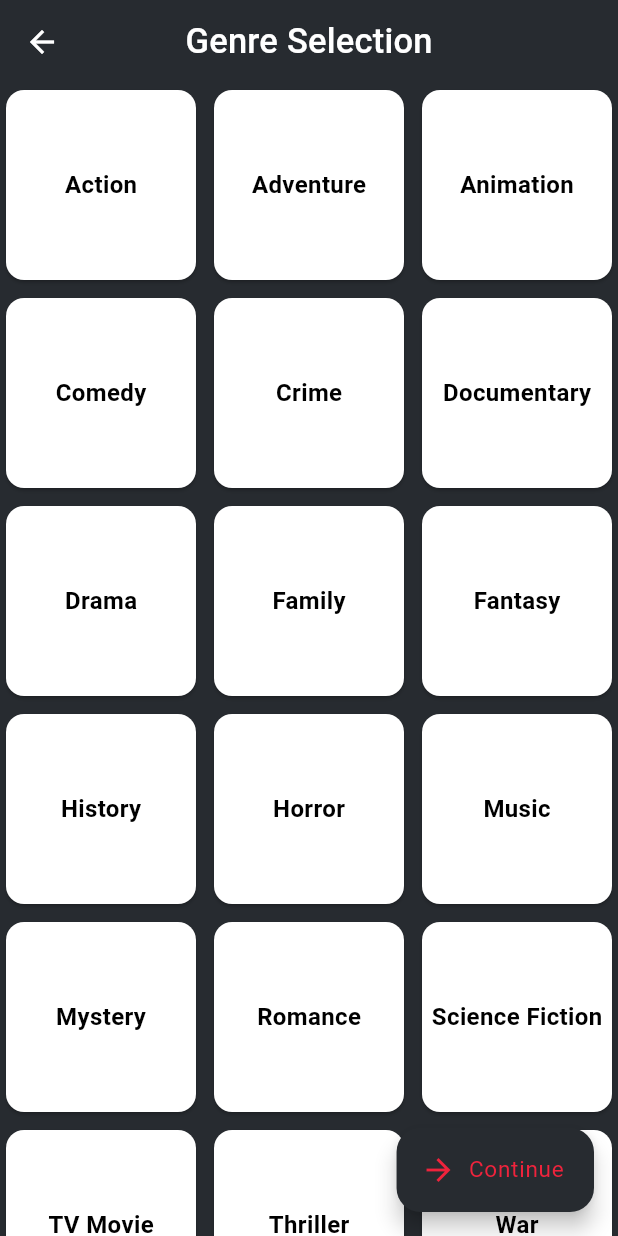
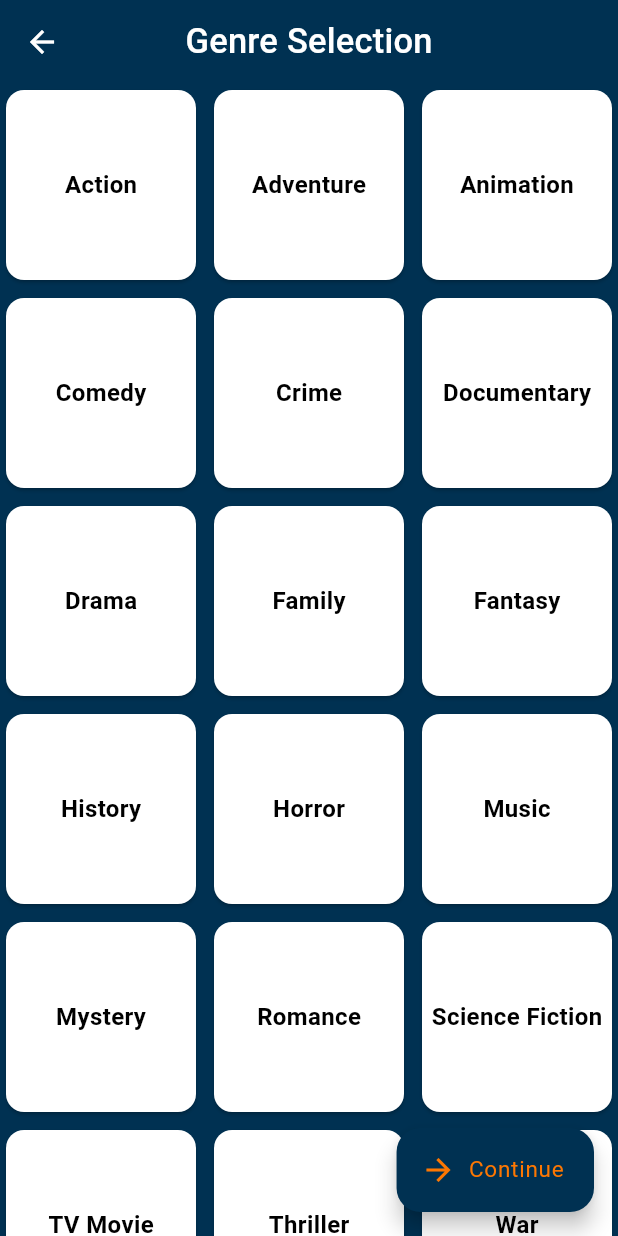
Before and after one commit to hammadalive7/movie_verse, a Flutter app: the screen it shows after launch, after a tap on "Explore With Genres", on a phone screen of 412 x 824 dp. Run offline on Flutter 3.47's test engine with Material 3 defaults, Android fonts, the phone set to English and light mode, and no system bars; our stand-ins replace cached_network_image, device_preview, flutter_cache_manager, flutter_rating_bar, flutter_riverpod, google_fonts and 2 more; network calls fail.

Commit message:
fixed some UI issues

```diff
--- a/lib/main.dart
+++ b/lib/main.dart
@@ -58,6 +58,7 @@ class MyApp extends StatelessWidget {
             );
           }
         },
-        ));
+      ),
+    );
   }
 }
--- a/lib/views/screens/home_screen/home_screen.dart
+++ b/lib/views/screens/home_screen/home_screen.dart
@@ -78,7 +78,7 @@ class HomeScreen extends ConsumerWidget {
                           .textTheme
                           .headlineSmall
                           ?.copyWith(
-                        color: Colors.red,
+                        color: Color(0xFFFD7702),
                       ),
                     ),
                   ],
@@ -120,7 +120,7 @@ class HomeScreen extends ConsumerWidget {
                         color: darkAccent,
                       ),
                       filled: true,
-                      fillColor: Colors.grey[800],
+                      fillColor: Color(0xFF012A41),
                       border: OutlineInputBorder(
                         borderRadius: BorderRadius.circular(10),
                         borderSide: BorderSide.none,
@@ -158,7 +158,7 @@ class HomeScreen extends ConsumerWidget {
                             .textTheme
                             .titleMedium
                             ?.copyWith(
-                          color: Colors.red,
+                          color: Color(0xFFFD7702),
                         ),
                       ),
                     ),
@@ -212,7 +212,7 @@ class HomeScreen extends ConsumerWidget {
                             .textTheme
                             .titleMedium
                             ?.copyWith(
-                          color: Colors.red,
+                          color: Color(0xFFFD7702),
                         ),
                       ),
                     ),
@@ -265,7 +265,7 @@ class HomeScreen extends ConsumerWidget {
                             .textTheme
                             .titleMedium
                             ?.copyWith(
-                          color: Colors.red,
+                          color: Color(0xFFFD7702),
                         ),
                       ),
                     ),
--- a/lib/views/screens/search_movies_with_keywords_screen/search_movies_with_keywords_screen.dart
+++ b/lib/views/screens/search_movies_with_keywords_screen/search_movies_with_keywords_screen.dart
@@ -66,7 +66,7 @@ class SearchMoviesWithKeywordsScreen extends ConsumerWidget {
                     color: darkAccent,
                   ),
                   filled: true,
-                  fillColor: Colors.grey[800],
+                  fillColor: Color(0xFF012A41),
                   border: OutlineInputBorder(
                     borderRadius: BorderRadius.circular(10),
                     borderSide: BorderSide.none,
--- a/lib/views/theme/theme.dart
+++ b/lib/views/theme/theme.dart
@@ -99,7 +99,7 @@ ThemeData theme() {
   );
 }
 
-const int _darkPrimaryValue = 0xFF272B30;
+const int _darkPrimaryValue = 0xFF003152;
 const MaterialColor dark = MaterialColor(_darkPrimaryValue, <int, Color>{
   50: Color(0xFFE5E6E6),
   100: Color(0xFFBEBFC1),
@@ -109,16 +109,15 @@ const MaterialColor dark = MaterialColor(_darkPrimaryValue, <int, Color>{
   500: Color(_darkPrimaryValue),
   600: Color(0xFF23262B),
   700: Color(0xFF1D2024),
-  800: Color(0xFF171A1E),
-  900: Color(0xFF0E1013),
+  800: Color(0xFF013A63),
+  900: Color(0xFF012A4A),
 
 });
 
-const int _darkAccentValue = 0xFFEF233C;
+const int _darkAccentValue = 0xFFFD7702;
 const MaterialColor darkAccent = MaterialColor(_darkAccentValue, <int, Color>{
-  100: Color(0xFFEF233C),
+  100: Color(0xFFFD7702),
   200: Color(_darkAccentValue),
-  400: Color(0xFFEF233C),
-  700: Color(0xFFEF233C),
-
+  400: Color(0xFFFD7702),
+  700: Color(0xFFFD7702),
 });
```
Also changed, not shown: assets/images/placeholder.jpg, pubspec.lock. Lines whose indentation alone changed are shown as unchanged.
